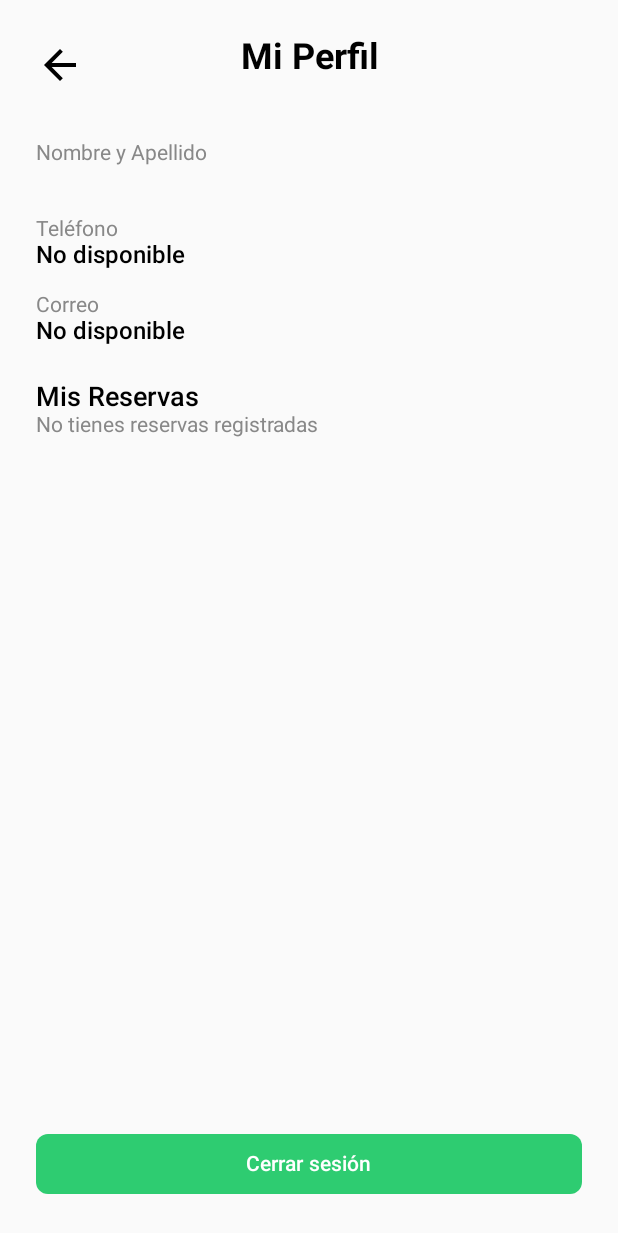
After one commit to Flavicox/InsurApp, an Android app built with Jetpack Compose: the ProfileScreen screen opened through its navigation route, on a phone screen of 412 x 824 dp. The commit adds this screen. Shown: the top 1233 px of the screen. Run offline under Robolectric (Android 15) with nearby library versions, the phone set to English and light mode, and no system bars.

Commit message:
ProfileScreen, fix padding and put TopBarCampos in all Screens

```diff
--- a/app/src/main/java/com/flavicox/insurapp/navigation/AppNavigation.kt
+++ b/app/src/main/java/com/flavicox/insurapp/navigation/AppNavigation.kt
@@ -169,6 +169,9 @@ fun AppNavigation() {
                     reservationId   = reservationId
                 )
             }
+            composable(AppScreens.ProfileScreen.route) {
+                ProfileScreen(navController)
+            }
         }
     }
 }
--- a/app/src/main/java/com/flavicox/insurapp/navigation/AppScreens.kt
+++ b/app/src/main/java/com/flavicox/insurapp/navigation/AppScreens.kt
@@ -15,5 +15,5 @@ sealed class AppScreens(val route: String){
     object ScannerScreen : AppScreens("scanner_screen")
     object PayScreen : AppScreens("pay_screen")
     object ValidateReservationScreen:  AppScreens("validate_reservation")
-
+    object ProfileScreen: AppScreens("profile_screen")
 }
--- a/app/src/main/java/com/flavicox/insurapp/network/AuthApiService.kt
+++ b/app/src/main/java/com/flavicox/insurapp/network/AuthApiService.kt
@@ -68,4 +68,10 @@ interface AuthApiService {
         @Header("Authorization") token: String
     ): ValidateReservationResponse
 
+
+    //PEDIR LISTA DE RESERVACIONES HECHAS POR EL USUARIO
+    @GET("api/reservations/my-reservations")
+    suspend fun getMyReservations(
+        @Header("Authorization") token: String
+    ): List<ReservationResponse>
 }
--- /dev/null
+++ b/app/src/main/java/com/flavicox/insurapp/screens/ProfileScreen.kt
@@ -0,0 +1,138 @@
+package com.flavicox.insurapp.screens
+
+import androidx.compose.foundation.clickable
+import androidx.compose.foundation.layout.*
+import androidx.compose.foundation.lazy.LazyColumn
+import androidx.compose.foundation.lazy.items
+import androidx.compose.foundation.shape.RoundedCornerShape
+import androidx.compose.material.icons.Icons
+import androidx.compose.material.icons.automirrored.filled.ArrowBack
+import androidx.compose.material.icons.filled.ArrowBack
+import androidx.compose.material3.*
+import androidx.compose.runtime.*
+import androidx.compose.ui.*
+import androidx.compose.ui.Modifier
+import androidx.compose.ui.graphics.Color
+import androidx.compose.ui.platform.LocalContext
+import androidx.compose.ui.text.font.FontWeight
+import androidx.compose.ui.unit.*
+import androidx.lifecycle.viewmodel.compose.viewModel
+import androidx.navigation.NavController
+import com.flavicox.insurapp.navigation.AppScreens
+import com.flavicox.insurapp.viewmodel.AuthViewModel
+import com.flavicox.insurapp.viewmodel.AuthViewModelFactory
+import com.flavicox.insurapp.viewmodel.MyReservationsViewModel
+import com.flavicox.insurapp.viewmodel.MyReservationsViewModelFactory
+
+@Composable
+fun ProfileScreen(navController: NavController) {
+    val context = LocalContext.current
+    val viewModel: AuthViewModel = viewModel(factory = AuthViewModelFactory(context))
+    val myReservationsVM: MyReservationsViewModel = viewModel(factory = MyReservationsViewModelFactory(context))
+
+    val userFullName by viewModel.userFullNameFlow.collectAsState(initial = "")
+    val userPhone by viewModel.userPhoneFlow.collectAsState(initial = "")
+    val userEmail by viewModel.userEmailFlow.collectAsState(initial = "")
+
+    val reservations by myReservationsVM.reservations.collectAsState()
+    val loading by myReservationsVM.loading.collectAsState()
+    var showLogoutDialog by remember { mutableStateOf(false) }
+
+    LaunchedEffect(Unit) {
+        myReservationsVM.loadMyReservations()
+    }
+
+    Column(
+        modifier = Modifier
+            .fillMaxSize()
+            .padding(24.dp),
+        verticalArrangement = Arrangement.Top,
+        horizontalAlignment = Alignment.Start
+    ) {
+        Box(
+            modifier = Modifier.fillMaxWidth(),
+            contentAlignment = Alignment.CenterStart
+        ) {
+            BotonRegresar(navController)
+            Titulo("Mi Perfil")
+        }
+
+        Spacer(modifier = Modifier.height(32.dp))
+        ProfileInfo(label = "Nombre y Apellido", value = userFullName)
+        Spacer(modifier = Modifier.height(16.dp))
+        ProfileInfo(label = "Teléfono", value = userPhone ?: "No disponible")
+        Spacer(modifier = Modifier.height(16.dp))
+        ProfileInfo(label = "Correo", value = userEmail ?: "No disponible")
+
+        Spacer(modifier = Modifier.height(24.dp))
+        Text("Mis Reservas", fontWeight = FontWeight.SemiBold, fontSize = 18.sp)
+
+        if (loading) {
+            CircularProgressIndicator(modifier = Modifier.align(Alignment.CenterHorizontally))
+        } else {
+            if (reservations.isEmpty()) {
+                Text("No tienes reservas registradas", color = Color.Gray)
+            } else {
+                LazyColumn(modifier = Modifier.weight(1f)) {
+                    items(reservations) { r ->
+                        Card(
+                            modifier = Modifier
+                                .fillMaxWidth()
+                                .padding(vertical = 6.dp),
+                            shape = RoundedCornerShape(8.dp)
+                        ) {
+                            Column(modifier = Modifier.padding(12.dp)) {
+                                Text("Campo: ${r.fieldId.typeField} #${r.fieldId.numberField}")
+                                Text("Fecha: ${r.bookingDate}")
+                                Text("Hora: ${r.timetableStart} - ${r.timetableEnd}")
+                                Text("Total: S/. ${r.totalPrice}")
+                            }
+                        }
+                    }
+                }
+            }
+        }
+
+        Spacer(modifier = Modifier.weight(1f))
+        Button(
+            onClick = { showLogoutDialog = true },
+            modifier = Modifier.fillMaxWidth(),
+            colors = ButtonDefaults.buttonColors(containerColor = Color(0xFF2ECC71)),
+            shape = RoundedCornerShape(8.dp)
+        ) {
+            Text("Cerrar sesión", color = Color.White)
+        }
+    }
+
+    if (showLogoutDialog) {
+        AlertDialog(
+            onDismissRequest = { showLogoutDialog = false },
+            title = { Text("Cerrar sesión") },
+            text = { Text("¿Estás seguro de que deseas cerrar sesión?") },
+            confirmButton = {
+                TextButton(onClick = {
+                    showLogoutDialog = false
+                    viewModel.logout()
+                    navController.navigate(AppScreens.LoginScreen.route) {
+                        popUpTo(0)
+                    }
+                }) {
+                    Text("Sí")
+                }
+            },
+            dismissButton = {
+                TextButton(onClick = { showLogoutDialog = false }) {
+                    Text("Cancelar")
+                }
+            }
+        )
+    }
+}
+
+@Composable
+fun ProfileInfo(label: String, value: String) {
+    Column {
+        Text(text = label, fontSize = 14.sp, color = Color.Gray)
+        Text(text = value, fontSize = 16.sp, fontWeight = FontWeight.Medium)
+    }
+}
--- a/app/src/main/java/com/flavicox/insurapp/screens/ValidateCodeScreen.kt
+++ b/app/src/main/java/com/flavicox/insurapp/screens/ValidateCodeScreen.kt
@@ -43,11 +43,7 @@ fun ValidateCodeScreen(navController: NavController) {
         ) {
             Spacer(modifier = Modifier.height(32.dp))
 
-            Text(
-                text = "Validar Cuenta",
-                fontSize = 28.sp,
-                fontWeight = FontWeight.Bold
-            )
+            Titulo("Validar Cuenta")
 
             Spacer(modifier = Modifier.height(24.dp))
 
--- /dev/null
+++ b/app/src/main/java/com/flavicox/insurapp/viewmodel/MyReservationsViewModel.kt
@@ -0,0 +1,45 @@
+package com.flavicox.insurapp.viewmodel
+
+import android.content.Context
+import androidx.lifecycle.ViewModel
+import androidx.lifecycle.ViewModelProvider
+import androidx.lifecycle.viewModelScope
+import com.flavicox.insurapp.datastore.UserPreferences
+import com.flavicox.insurapp.model.ReservationResponse
+import com.flavicox.insurapp.network.RetrofitInstance
+import kotlinx.coroutines.flow.MutableStateFlow
+import kotlinx.coroutines.flow.StateFlow
+import kotlinx.coroutines.launch
+
+class MyReservationsViewModel(private val context: Context) : ViewModel() {
+    private val prefs = UserPreferences(context)
+
+    private val _reservations = MutableStateFlow<List<ReservationResponse>>(emptyList())
+    val reservations: StateFlow<List<ReservationResponse>> = _reservations
+
+    private val _loading = MutableStateFlow(false)
+    val loading: StateFlow<Boolean> = _loading
+
+    fun loadMyReservations() {
+        viewModelScope.launch {
+            _loading.value = true
+            try {
+                val token = prefs.getToken()
+                if (!token.isNullOrEmpty()) {
+                    val response = RetrofitInstance.authApi.getMyReservations("Bearer $token")
+                    _reservations.value = response
+                }
+            } catch (e: Exception) {
+                e.printStackTrace()
+            } finally {
+                _loading.value = false
+            }
+        }
+    }
+}
+
+class MyReservationsViewModelFactory(private val context: Context) : ViewModelProvider.Factory {
+    override fun <T : ViewModel> create(modelClass: Class<T>): T {
+        return MyReservationsViewModel(context) as T
+    }
+}
```
Also changed, not shown: app/src/main/java/com/flavicox/insurapp/screens/AdminScreen.kt (+12 -12 lines), app/src/main/java/com/flavicox/insurapp/screens/ConfirmationScreen.kt (+24 -6 lines), app/src/main/java/com/flavicox/insurapp/screens/HorarioScreen.kt (+33 -46 lines), app/src/main/java/com/flavicox/insurapp/screens/ListScreen.kt (+30 -25 lines), app/src/main/java/com/flavicox/insurapp/screens/PayScreen.kt (+10 -0 lines), app/src/main/java/com/flavicox/insurapp/screens/PaymentScreen.kt (+8 -14 lines), app/src/main/java/com/flavicox/insurapp/screens/ResumeScreen.kt (+20 -18 lines), app/src/main/java/com/flavicox/insurapp/screens/ScannerScreen.kt (+29 -12 lines), app/src/main/java/com/flavicox/insurapp/screens/ValidateReservationScreen.kt (+13 -7 lines), app/src/main/java/com/flavicox/insurapp/viewmodel/FieldDetailViewModelFactory.kt (line endings or trailing spaces).
